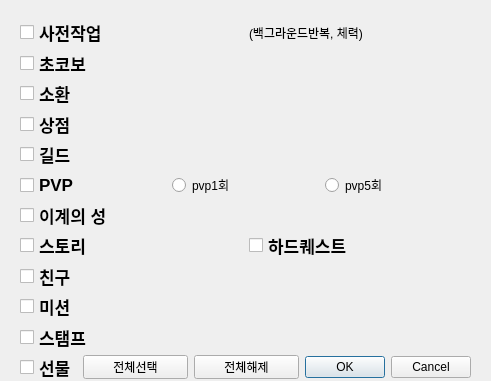
Above: ffbe_settings.ui from HyuntaMansei/ffbe before the change. Below: the same form after it.
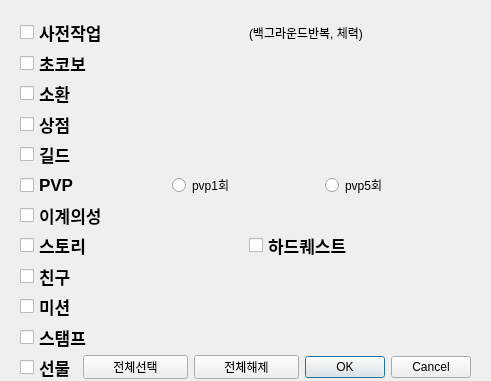
That is the form after the change.

Patch:
```diff
--- a/ffbe_settings.ui
+++ b/ffbe_settings.ui
@@ -200,7 +200,7 @@
        </font>
       </property>
       <property name="text">
-       <string>이계의 성</string>
+       <string>이계의성</string>
       </property>
      </widget>
     </item>
```
